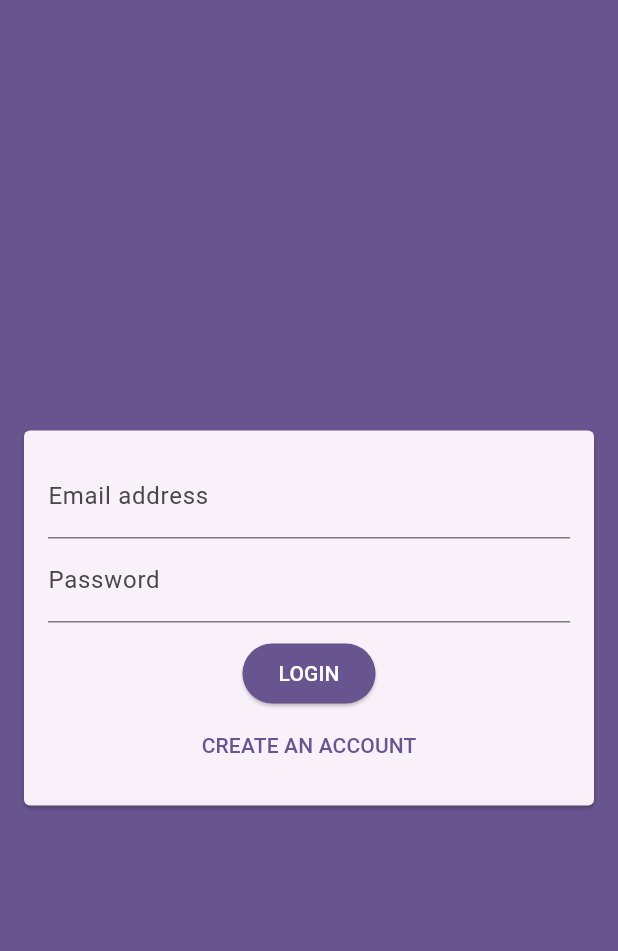
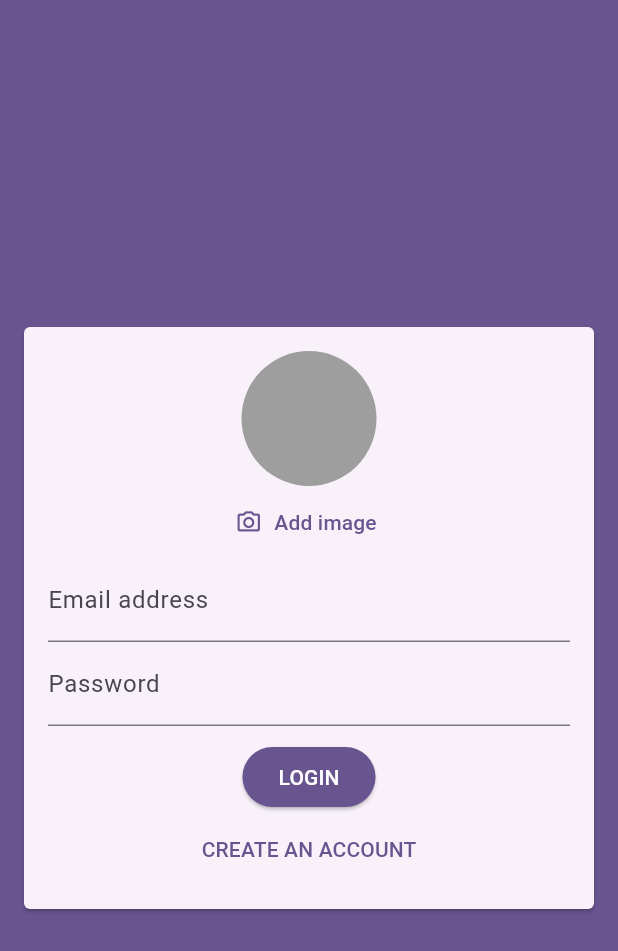
Before and after one commit to RichFlair/chat_app, a Flutter app: the screen it shows after launch, on a phone screen of 412 x 824 dp. Shown: the top 951 px of the screen. Run offline on Flutter 3.47's test engine with Material 3 defaults, Android fonts, the phone set to English and light mode, and no system bars; our stand-ins replace cloud_firestore, firebase_auth, firebase_core, image_picker; accounts and stored records are empty.

Commit message:
adding an image picker

```diff
--- a/lib/widgets/auth/auth_form.dart
+++ b/lib/widgets/auth/auth_form.dart
@@ -1,4 +1,6 @@
 import 'package:flutter/material.dart';
+
+import '../picker/image_picker_form.dart';
 
 enum AuthMode { signup, login }
 
@@ -58,6 +60,7 @@ class _AuthFormState extends State<AuthForm> {
             child: Column(
               mainAxisSize: MainAxisSize.min,
               children: [
+                const ImagePickerForm(),
                 // Email textfield
                 TextFormField(
                   key: const ValueKey('email'),
--- /dev/null
+++ b/lib/widgets/picker/image_picker_form.dart
@@ -0,0 +1,42 @@
+import 'dart:io';
+
+import 'package:flutter/material.dart';
+import 'package:image_picker/image_picker.dart';
+
+class ImagePickerForm extends StatefulWidget {
+  const ImagePickerForm({super.key});
+
+  @override
+  State<ImagePickerForm> createState() => _ImagePickerFormState();
+}
+
+class _ImagePickerFormState extends State<ImagePickerForm> {
+  File? _pickedImage;
+
+  void _pickImage() async {
+    final pickedImage =
+        await ImagePicker().pickImage(source: ImageSource.camera);
+    setState(() {
+      _pickedImage = pickedImage as File;
+    });
+  }
+
+  @override
+  Widget build(BuildContext context) {
+    return Column(
+      children: [
+        CircleAvatar(
+          radius: 45,
+          backgroundColor: Colors.grey,
+          backgroundImage:
+              _pickedImage != null ? FileImage(_pickedImage!) : null,
+        ),
+        TextButton.icon(
+          onPressed: _pickImage,
+          icon: const Icon(Icons.camera_alt_outlined),
+          label: const Text('Add image'),
+        ),
+      ],
+    );
+  }
+}
--- a/pubspec.yaml
+++ b/pubspec.yaml
@@ -38,6 +38,7 @@ dependencies:
   firebase_core: ^2.25.4
   cloud_firestore: ^4.15.4
   firebase_auth: ^4.17.4
+  image_picker: ^1.0.7
 
 dev_dependencies:
   flutter_test:
```
Also changed, not shown: pubspec.lock, 5 other files.
